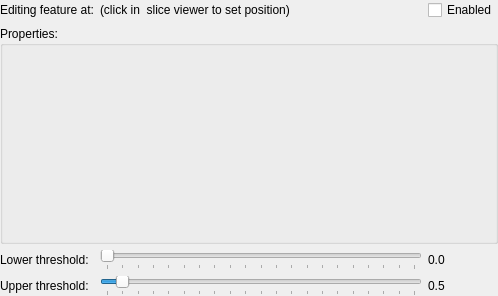
Before: the Qt Designer form Gui/FeatureWidget.ui in bwrrp/multifieldexplorer, drawn with Qt 5.
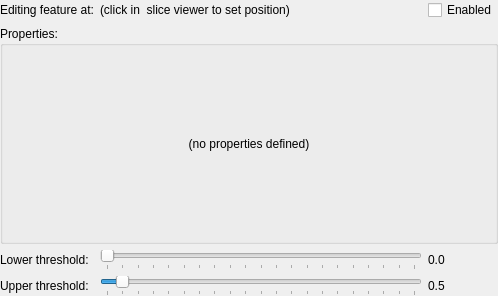
After: the same form once the commit is applied.

Commit message: Added FeatureList widget. GUI layout work.

```diff
--- a/Gui/FeatureWidget.ui
+++ b/Gui/FeatureWidget.ui
@@ -28,6 +28,18 @@
      <property name="title">
       <string>Properties:</string>
      </property>
+     <layout class="QVBoxLayout" name="verticalLayout">
+      <item>
+       <widget class="QLabel" name="propertyPlaceholder">
+        <property name="text">
+         <string>(no properties defined)</string>
+        </property>
+        <property name="alignment">
+         <set>Qt::AlignCenter</set>
+        </property>
+       </widget>
+      </item>
+     </layout>
     </widget>
    </item>
    <item row="2" column="0">
```
The commit also changes 5 other files.
